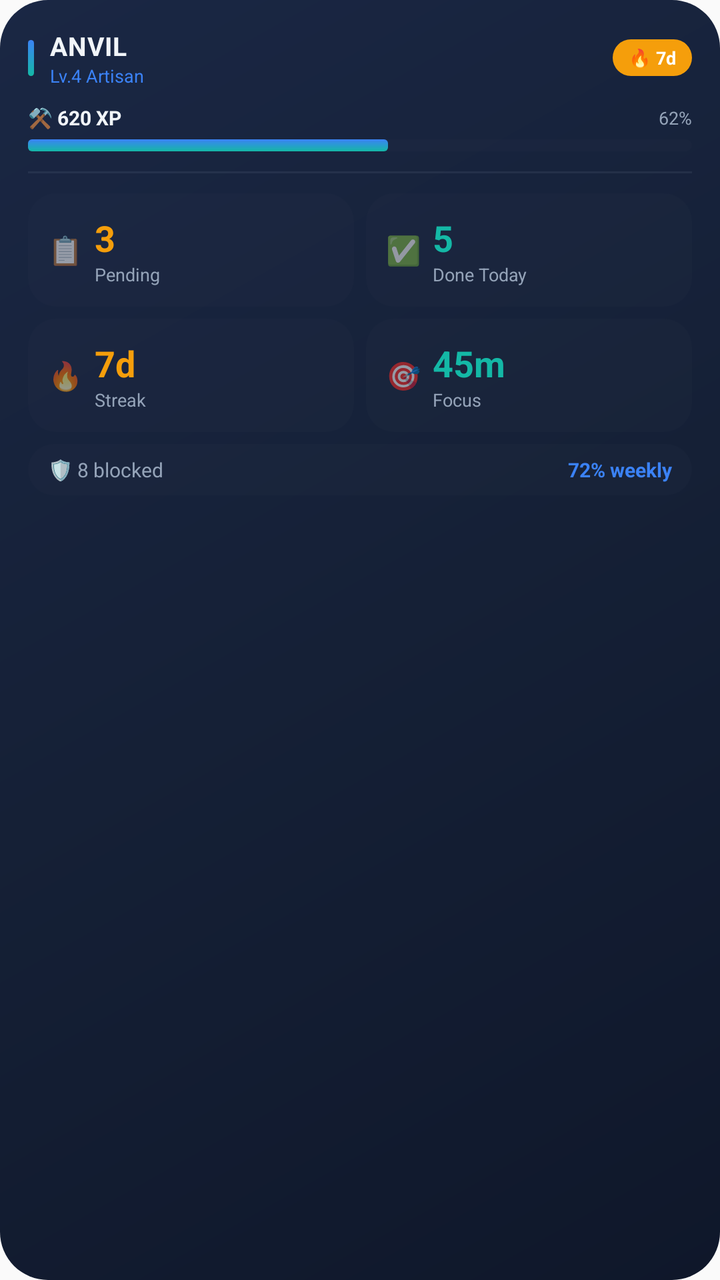
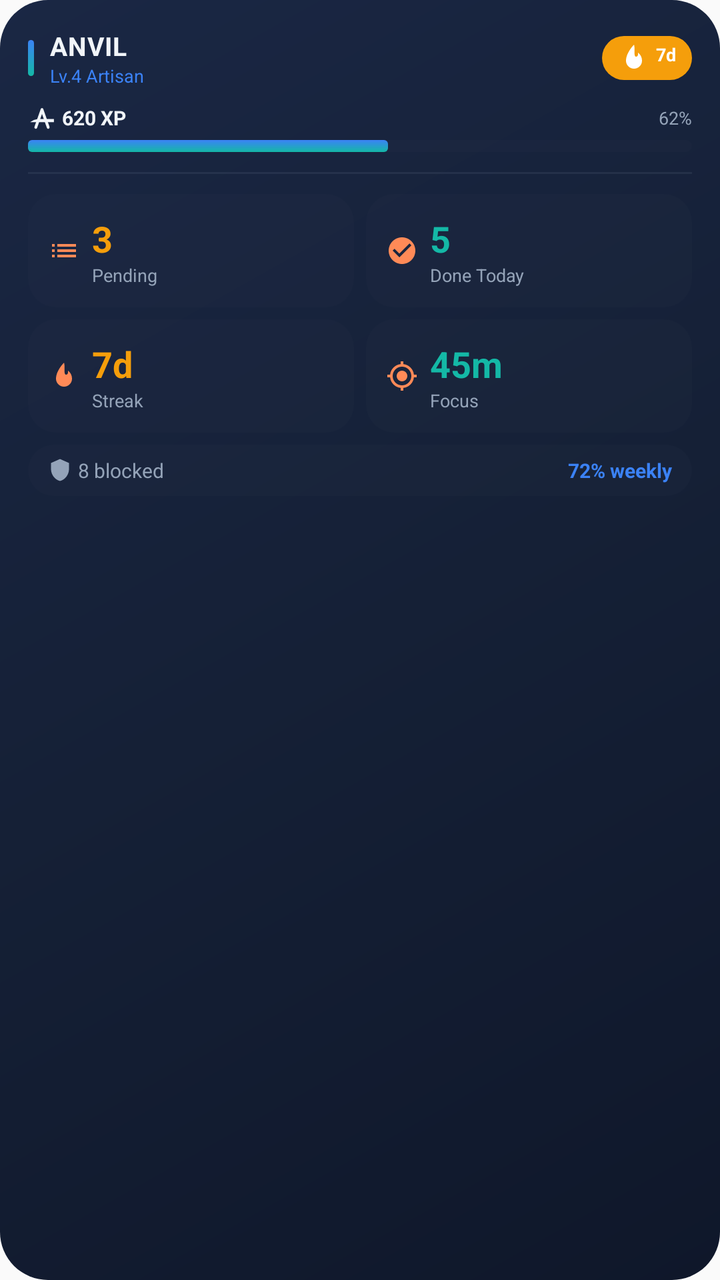

An Android layout rendered at two revisions. The XML below is the earlier revision; the diff shows what the commit changed to produce the second picture.
<!-- AndroidManifest.xml: application theme Theme.ANVIL -->
<!-- res/layout/widget_preview.xml -->
<?xml version="1.0" encoding="utf-8"?>
<LinearLayout xmlns:android="http://schemas.android.com/apk/res/android"
    android:layout_width="match_parent"
    android:layout_height="match_parent"
    android:orientation="vertical"
    android:background="@drawable/widget_background"
    android:padding="14dp">

    
    <LinearLayout
        android:layout_width="match_parent"
        android:layout_height="wrap_content"
        android:orientation="horizontal"
        android:gravity="center_vertical">

        
        <View
            android:layout_width="3dp"
            android:layout_height="18dp"
            android:background="@drawable/widget_accent_bar" />

        <LinearLayout
            android:layout_width="0dp"
            android:layout_height="wrap_content"
            android:layout_weight="1"
            android:layout_marginStart="8dp"
            android:orientation="vertical">

            <TextView
                android:layout_width="wrap_content"
                android:layout_height="wrap_content"
                android:text="ANVIL"
                android:textColor="#F1F5F9"
                android:textSize="13sp"
                android:textStyle="bold"
                android:letterSpacing="0.02" />

            <TextView
                android:layout_width="wrap_content"
                android:layout_height="wrap_content"
                android:text="Lv.4 Artisan"
                android:textColor="#3B82F6"
                android:textSize="9sp" />
        </LinearLayout>

        
        <TextView
            android:layout_width="wrap_content"
            android:layout_height="wrap_content"
            android:text="🔥 7d"
            android:textColor="#FFFFFF"
            android:textSize="9sp"
            android:textStyle="bold"
            android:background="@drawable/widget_status_pill"
            android:paddingStart="8dp"
            android:paddingEnd="8dp"
            android:paddingTop="3dp"
            android:paddingBottom="3dp" />
    </LinearLayout>

    
    <LinearLayout
        android:layout_width="match_parent"
        android:layout_height="wrap_content"
        android:layout_marginTop="8dp"
        android:orientation="vertical">

        <LinearLayout
            android:layout_width="match_parent"
            android:layout_height="wrap_content"
            android:orientation="horizontal"
            android:gravity="center_vertical">

            <TextView
                android:layout_width="0dp"
                android:layout_height="wrap_content"
                android:layout_weight="1"
                android:text="⚒️ 620 XP"
                android:textColor="#F1F5F9"
                android:textSize="10sp"
                android:textStyle="bold" />

            <TextView
                android:layout_width="wrap_content"
                android:layout_height="wrap_content"
                android:text="62%"
                android:textColor="#94A3B8"
                android:textSize="9sp" />
        </LinearLayout>

        
        <FrameLayout
            android:layout_width="match_parent"
            android:layout_height="6dp"
            android:layout_marginTop="4dp"
            android:background="@drawable/widget_stat_bg">

            <View
                android:layout_width="180dp"
                android:layout_height="match_parent"
                android:background="@drawable/widget_accent_bar" />
        </FrameLayout>
    </LinearLayout>

    
    <View
        android:layout_width="match_parent"
        android:layout_height="1dp"
        android:layout_marginTop="10dp"
        android:background="#1A94A3B8" />

    
    <LinearLayout
        android:layout_width="match_parent"
        android:layout_height="wrap_content"
        android:layout_marginTop="10dp"
        android:orientation="horizontal">

        
        <LinearLayout
            android:layout_width="0dp"
            android:layout_height="wrap_content"
            android:layout_weight="1"
            android:layout_marginEnd="3dp"
            android:background="@drawable/widget_stat_bg"
            android:orientation="horizontal"
            android:gravity="center_vertical"
            android:padding="10dp">

            <TextView
                android:layout_width="wrap_content"
                android:layout_height="wrap_content"
                android:text="📋"
                android:textSize="14sp" />

            <LinearLayout
                android:layout_width="wrap_content"
                android:layout_height="wrap_content"
                android:layout_marginStart="6dp"
                android:orientation="vertical">

                <TextView
                    android:layout_width="wrap_content"
                    android:layout_height="wrap_content"
                    android:text="3"
                    android:textColor="#F59E0B"
                    android:textSize="18sp"
                    android:textStyle="bold" />

                <TextView
                    android:layout_width="wrap_content"
                    android:layout_height="wrap_content"
                    android:text="Pending"
                    android:textColor="#94A3B8"
                    android:textSize="9sp" />
            </LinearLayout>
        </LinearLayout>

        
        <LinearLayout
            android:layout_width="0dp"
            android:layout_height="wrap_content"
            android:layout_weight="1"
            android:layout_marginStart="3dp"
            android:background="@drawable/widget_stat_bg"
            android:orientation="horizontal"
            android:gravity="center_vertical"
            android:padding="10dp">

            <TextView
                android:layout_width="wrap_content"
                android:layout_height="wrap_content"
                android:text="✅"
                android:textSize="14sp" />

            <LinearLayout
                android:layout_width="wrap_content"
                android:layout_height="wrap_content"
                android:layout_marginStart="6dp"
                android:orientation="vertical">

                <TextView
                    android:layout_width="wrap_content"
                    android:layout_height="wrap_content"
                    android:text="5"
                    android:textColor="#14B8A6"
                    android:textSize="18sp"
                    android:textStyle="bold" />

                <TextView
                    android:layout_width="wrap_content"
                    android:layout_height="wrap_content"
                    android:text="Done Today"
                    android:textColor="#94A3B8"
                    android:textSize="9sp" />
            </LinearLayout>
        </LinearLayout>
    </LinearLayout>

    
    <LinearLayout
        android:layout_width="match_parent"
        android:layout_height="wrap_content"
        android:layout_marginTop="6dp"
        android:orientation="horizontal">

        
        <LinearLayout
            android:layout_width="0dp"
            android:layout_height="wrap_content"
            android:layout_weight="1"
            android:layout_marginEnd="3dp"
            android:background="@drawable/widget_stat_bg"
            android:orientation="horizontal"
            android:gravity="center_vertical"
            android:padding="10dp">

            <TextView
                android:layout_width="wrap_content"
                android:layout_height="wrap_content"
                android:text="🔥"
                android:textSize="14sp" />

            <LinearLayout
                android:layout_width="wrap_content"
                android:layout_height="wrap_content"
                android:layout_marginStart="6dp"
                android:orientation="vertical">

                <TextView
                    android:layout_width="wrap_content"
                    android:layout_height="wrap_content"
                    android:text="7d"
                    android:textColor="#F59E0B"
                    android:textSize="18sp"
                    android:textStyle="bold" />

                <TextView
                    android:layout_width="wrap_content"
                    android:layout_height="wrap_content"
                    android:text="Streak"
                    android:textColor="#94A3B8"
                    android:textSize="9sp" />
            </LinearLayout>
        </LinearLayout>

        
        <LinearLayout
            android:layout_width="0dp"
            android:layout_height="wrap_content"
            android:layout_weight="1"
            android:layout_marginStart="3dp"
            android:background="@drawable/widget_stat_bg"
            android:orientation="horizontal"
            android:gravity="center_vertical"
            android:padding="10dp">

            <TextView
                android:layout_width="wrap_content"
                android:layout_height="wrap_content"
                android:text="🎯"
                android:textSize="14sp" />

            <LinearLayout
                android:layout_width="wrap_content"
                android:layout_height="wrap_content"
                android:layout_marginStart="6dp"
                android:orientation="vertical">

                <TextView
                    android:layout_width="wrap_content"
                    android:layout_height="wrap_content"
                    android:text="45m"
                    android:textColor="#14B8A6"
                    android:textSize="18sp"
                    android:textStyle="bold" />

                <TextView
                    android:layout_width="wrap_content"
                    android:layout_height="wrap_content"
                    android:text="Focus"
                    android:textColor="#94A3B8"
                    android:textSize="9sp" />
            </LinearLayout>
        </LinearLayout>
    </LinearLayout>

    
    <LinearLayout
        android:layout_width="match_parent"
        android:layout_height="wrap_content"
        android:layout_marginTop="6dp"
        android:background="@drawable/widget_stat_bg"
        android:orientation="horizontal"
        android:gravity="center_vertical"
        android:paddingStart="10dp"
        android:paddingEnd="10dp"
        android:paddingTop="6dp"
        android:paddingBottom="6dp">

        <TextView
            android:layout_width="0dp"
            android:layout_height="wrap_content"
            android:layout_weight="1"
            android:text="🛡️ 8 blocked"
            android:textColor="#94A3B8"
            android:textSize="10sp" />

        <TextView
            android:layout_width="wrap_content"
            android:layout_height="wrap_content"
            android:text="72% weekly"
            android:textColor="#3B82F6"
            android:textSize="10sp"
            android:textStyle="bold" />
    </LinearLayout>

</LinearLayout>
<!-- resources referenced by this layout -->
<resources>
  <!-- drawable widget_accent_bar (drawable) -->
  <?xml version="1.0" encoding="utf-8"?>
  
  <shape xmlns:android="http://schemas.android.com/apk/res/android"
      android:shape="rectangle">
      <gradient
          android:startColor="#3B82F6"
          android:endColor="#14B8A6"
          android:angle="270" />
      <corners android:radius="2dp" />
  </shape>
  <!-- drawable widget_stat_bg (drawable) -->
  <?xml version="1.0" encoding="utf-8"?>
  
  <shape xmlns:android="http://schemas.android.com/apk/res/android"
      android:shape="rectangle">
      <solid android:color="#1A334155" />
      <corners android:radius="14dp" />
  </shape>
  <!-- drawable widget_status_pill (drawable) -->
  <?xml version="1.0" encoding="utf-8"?>
  
  <shape xmlns:android="http://schemas.android.com/apk/res/android"
      android:shape="rectangle">
      <solid android:color="#F59E0B" />
      <corners android:radius="12dp" />
  </shape>
  <style name="Theme.ANVIL" parent="android:Theme.Material.Light.NoActionBar" />
  <!-- unchanged entries left out for length: 1 -->
</resources>

<!-- the commit's change to res/layout/widget_preview.xml (unified diff, before → after) -->
@@ -47,7 +47,10 @@
         <TextView
             android:layout_width="wrap_content"
             android:layout_height="wrap_content"
-            android:text="🔥 7d"
+            android:text="7d"
+            android:drawableStart="@drawable/ic_wp_flame"
+            android:drawablePadding="3dp"
+            android:drawableTint="#FFFFFF"
             android:textColor="#FFFFFF"
             android:textSize="9sp"
             android:textStyle="bold"
@@ -75,7 +78,10 @@
                 android:layout_width="0dp"
                 android:layout_height="wrap_content"
                 android:layout_weight="1"
-                android:text="⚒️ 620 XP"
+                android:text="620 XP"
+            android:drawableStart="@drawable/ic_wp_anvil"
+            android:drawablePadding="3dp"
+            android:drawableTint="#F1F5F9"
                 android:textColor="#F1F5F9"
                 android:textSize="10sp"
                 android:textStyle="bold" />
@@ -127,11 +133,12 @@
             android:gravity="center_vertical"
             android:padding="10dp">
 
-            <TextView
-                android:layout_width="wrap_content"
-                android:layout_height="wrap_content"
-                android:text="📋"
-                android:textSize="14sp" />
+            <ImageView
+                android:layout_width="16dp"
+                android:layout_height="16dp"
+                android:src="@drawable/ic_wp_list"
+                android:tint="#FF8A57"
+                android:importantForAccessibility="no" />
 
             <LinearLayout
                 android:layout_width="wrap_content"
@@ -167,11 +174,12 @@
             android:gravity="center_vertical"
             android:padding="10dp">
 
-            <TextView
-                android:layout_width="wrap_content"
-                android:layout_height="wrap_content"
-                android:text="✅"
-                android:textSize="14sp" />
+            <ImageView
+                android:layout_width="16dp"
+                android:layout_height="16dp"
+                android:src="@drawable/ic_wp_check"
+                android:tint="#FF8A57"
+                android:importantForAccessibility="no" />
 
             <LinearLayout
                 android:layout_width="wrap_content"
@@ -215,11 +223,12 @@
             android:gravity="center_vertical"
             android:padding="10dp">
 
-            <TextView
-                android:layout_width="wrap_content"
-                android:layout_height="wrap_content"
-                android:text="🔥"
-                android:textSize="14sp" />
+            <ImageView
+                android:layout_width="16dp"
+                android:layout_height="16dp"
+                android:src="@drawable/ic_wp_flame"
+                android:tint="#FF8A57"
+                android:importantForAccessibility="no" />
 
             <LinearLayout
                 android:layout_width="wrap_content"
@@ -255,11 +264,12 @@
             android:gravity="center_vertical"
             android:padding="10dp">
 
-            <TextView
-                android:layout_width="wrap_content"
-                android:layout_height="wrap_content"
-                android:text="🎯"
-                android:textSize="14sp" />
+            <ImageView
+                android:layout_width="16dp"
+                android:layout_height="16dp"
+                android:src="@drawable/ic_wp_target"
+                android:tint="#FF8A57"
+                android:importantForAccessibility="no" />
 
             <LinearLayout
                 android:layout_width="wrap_content"
@@ -302,7 +312,10 @@
             android:layout_width="0dp"
             android:layout_height="wrap_content"
             android:layout_weight="1"
-            android:text="🛡️ 8 blocked"
+            android:text="8 blocked"
+            android:drawableStart="@drawable/ic_wp_shield"
+            android:drawablePadding="3dp"
+            android:drawableTint="#94A3B8"
             android:textColor="#94A3B8"
             android:textSize="10sp" />
 
<!-- resource entries referenced after the edit -->
@@ -1,5 +1,42 @@
 <!-- resources referenced by this layout -->
 <resources>
+  <!-- drawable ic_wp_anvil (drawable) -->
+  <vector xmlns:android="http://schemas.android.com/apk/res/android"
+      android:width="14dp" android:height="14dp" android:viewportWidth="108" android:viewportHeight="108">
+      <path android:pathData="M54,22L30,90" android:strokeColor="#FFFFFFFF" android:strokeWidth="11" android:strokeLineCap="round" />
+      <path android:pathData="M54,22L78,90" android:strokeColor="#FFFFFFFF" android:strokeWidth="11" android:strokeLineCap="round" />
+      <path android:fillColor="#FFFFFFFF" android:pathData="M8,70Q22,60 38,58L100,58L100,70Z" />
+  </vector>
+  <!-- drawable ic_wp_check (drawable) -->
+  <vector xmlns:android="http://schemas.android.com/apk/res/android"
+      android:width="16dp" android:height="16dp" android:viewportWidth="24" android:viewportHeight="24">
+      <path android:fillColor="#FFFFFFFF"
+          android:pathData="M12,2C6.48,2 2,6.48 2,12s4.48,10 10,10 10,-4.48 10,-10S17.52,2 12,2zM10,17l-5,-5 1.41,-1.41L10,14.17l7.59,-7.59L19,8l-9,9z" />
+  </vector>
+  <!-- drawable ic_wp_flame (drawable) -->
+  <vector xmlns:android="http://schemas.android.com/apk/res/android"
+      android:width="16dp" android:height="16dp" android:viewportWidth="24" android:viewportHeight="24">
+      <path android:fillColor="#FFFFFFFF"
+          android:pathData="M12,2C12,2 6,8 6,14a6,6 0 0,0 12,0C18,10 15,8 15,8C15,8 15.5,11 13.5,11C11.5,11 13,5 12,2Z" />
+  </vector>
+  <!-- drawable ic_wp_list (drawable) -->
+  <vector xmlns:android="http://schemas.android.com/apk/res/android"
+      android:width="16dp" android:height="16dp" android:viewportWidth="24" android:viewportHeight="24">
+      <path android:fillColor="#FFFFFFFF"
+          android:pathData="M3,13h2v-2L3,11v2zM3,17h2v-2L3,15v2zM3,9h2L5,7L3,7v2zM7,13h14v-2L7,11v2zM7,17h14v-2L7,15v2zM7,7v2h14L21,7L7,7z" />
+  </vector>
+  <!-- drawable ic_wp_shield (drawable) -->
+  <vector xmlns:android="http://schemas.android.com/apk/res/android"
+      android:width="12dp" android:height="12dp" android:viewportWidth="24" android:viewportHeight="24">
+      <path android:fillColor="#FFFFFFFF"
+          android:pathData="M12,1L3,5v6c0,5.55 3.84,10.74 9,12 5.16,-1.26 9,-6.45 9,-12L21,5l-9,-4z" />
+  </vector>
+  <!-- drawable ic_wp_target (drawable) -->
+  <vector xmlns:android="http://schemas.android.com/apk/res/android"
+      android:width="16dp" android:height="16dp" android:viewportWidth="24" android:viewportHeight="24">
+      <path android:fillColor="#FFFFFFFF"
+          android:pathData="M12,8c-2.21,0 -4,1.79 -4,4s1.79,4 4,4 4,-1.79 4,-4 -1.79,-4 -4,-4zM20.94,11c-0.46,-4.17 -3.77,-7.48 -7.94,-7.94L13,1h-2v2.06C6.83,3.52 3.52,6.83 3.06,11L1,11v2h2.06c0.46,4.17 3.77,7.48 7.94,7.94L11,23h2v-2.06c4.17,-0.46 7.48,-3.77 7.94,-7.94L23,13v-2h-2.06zM12,19c-3.87,0 -7,-3.13 -7,-7s3.13,-7 7,-7 7,3.13 7,7 -3.13,7 -7,7z" />
+  </vector>
   <!-- drawable widget_accent_bar (drawable) -->
   <?xml version="1.0" encoding="utf-8"?>
   
